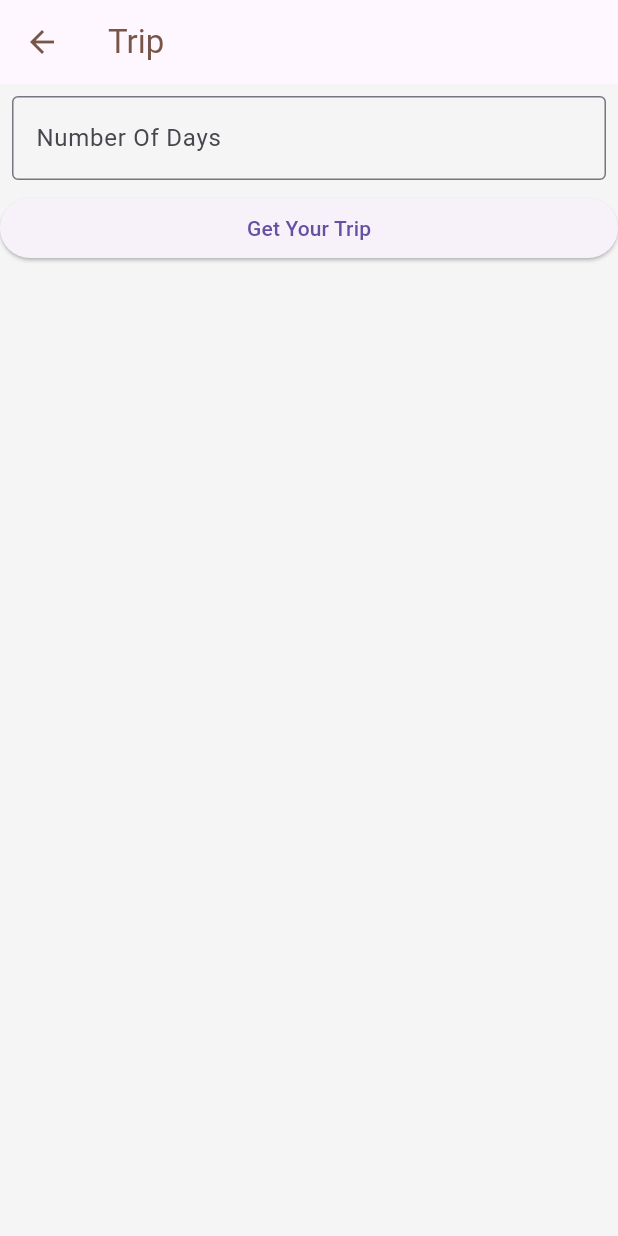
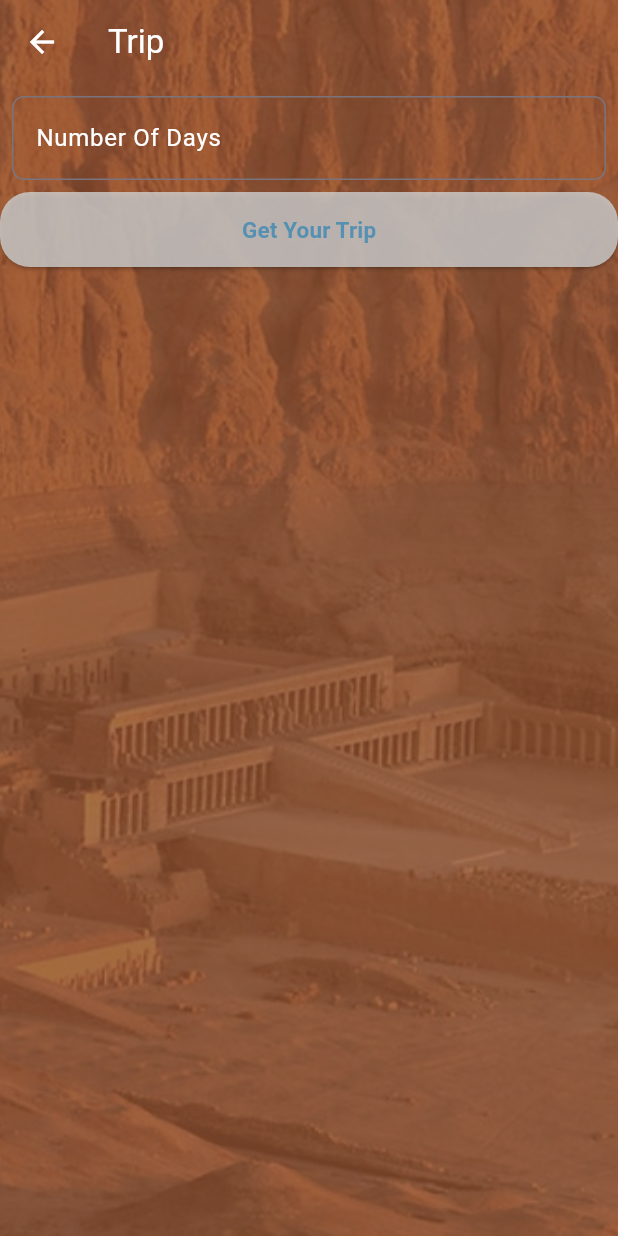
Before and after one commit to MondaAtef/tourism_project, a Flutter app: the RecommendationScreen screen opened directly, on a phone screen of 412 x 824 dp. Run offline on Flutter 3.47's test engine with Material 3 defaults, Android fonts, the phone set to English and light mode, and no system bars; our stand-ins replace animated_text_kit, bloc, card_swiper, cloud_firestore, dio, dotted_border and 18 more; missing offline and left inert: dynamic_height_grid_view, flutter_facebook_auth; accounts and stored records are empty; network calls fail; Roboto replaces fonts that are missing (Oxanium); project files that could hold a hidden picture were left out.

Commit message:
update_6

```diff
--- a/lib/componenet/custom_form_field.dart
+++ b/lib/componenet/custom_form_field.dart
@@ -23,11 +23,11 @@ class MyCustomTextField extends StatelessWidget {
         labelText: labelText,
 
         enabledBorder: OutlineInputBorder(
-          borderSide: const BorderSide(width: 3, color: AppColors.brown),
+          borderSide: const BorderSide(width: 3, color: AppColors.white),
           borderRadius: BorderRadius.circular(15),
         ),
         focusedBorder: OutlineInputBorder(
-          borderSide: const BorderSide(width: 3, color: AppColors.brown),
+          borderSide: const BorderSide(width: 3, color: AppColors.white),
           borderRadius: BorderRadius.circular(15),
         ),
       ),
--- a/lib/screens/profile_screen/profile_screen.dart
+++ b/lib/screens/profile_screen/profile_screen.dart
@@ -176,7 +176,7 @@ class _SettingScreenState extends State<SettingScreen> {
                         ],
                       ),
                     ),
-                    SwitchListTile(
+                   /* SwitchListTile(
                       title: Textwidget(
                         text: themeState.getDarkTheme
                             ? 'DarkMode'
@@ -193,7 +193,7 @@ class _SettingScreenState extends State<SettingScreen> {
                           themeState.setDarkTheme = value;
                         });
                       },
-                    ),
+                    ),*/
                     CustomListTile(
                       text: "29".tr,
                       imagePath: AssetsManager.wishlistSvg,
--- a/lib/screens/recommendation_trip/RecommendationScreen.dart
+++ b/lib/screens/recommendation_trip/RecommendationScreen.dart
@@ -1,10 +1,10 @@
-// lib/screens/recommendation_trip/RecommendationScreen.dart
-
 import 'dart:convert';
 import 'package:flutter/material.dart';
+import 'package:google_fonts/google_fonts.dart';
 import 'package:http/http.dart' as http;
 import 'package:vixor_project/screens/recommendation_trip/Generate_trip.dart';
 import 'package:vixor_project/screens/recommendation_trip/Recommendation.dart';
+import 'package:vixor_project/utils/app_imagse.dart';
 
 class RecommendationScreen extends StatefulWidget {
   @override
@@ -18,7 +18,7 @@ class _RecommendationScreenState extends State<RecommendationScreen> {
 
   void fetchRecommendations(int numDays) async {
     final response = await http.post(
-      Uri.parse('http://192.168.1.4:5000/recommend'),
+      Uri.parse('http://192.168.1.6:5000/recommend'),
       headers: <String, String>{
         'Content-Type': 'application/json; charset=UTF-8',
       },
@@ -29,9 +29,8 @@ class _RecommendationScreenState extends State<RecommendationScreen> {
       final List<dynamic> jsonList = jsonDecode(response.body);
       setState(() {
         allRecommendations = List.generate(numDays, (index) {
-          return jsonList[index].map<Recommendation>((json) {
-            return Recommendation.fromJson(json);
-          }).toList();
+          return List<Recommendation>.from(
+              jsonList[index].map((json) => Recommendation.fromJson(json)));
         });
       });
     } else {
@@ -43,16 +42,32 @@ class _RecommendationScreenState extends State<RecommendationScreen> {
   @override
   Widget build(BuildContext context) {
     return Scaffold(
+      extendBodyBehindAppBar: true, // Extends body behind the AppBar
       appBar: AppBar(
         title: Text(
           'Trip',
-          style: TextStyle(
-            color: Colors.brown, // Change text color to brown
+          style: TextStyle(color: Colors.white),
         ),
+        iconTheme: IconThemeData(color: Colors.white),
+        backgroundColor: Colors.transparent, // Makes the AppBar transparent
+        elevation: 0, // Removes shadow under the AppBar
       ),
-          iconTheme: IconThemeData(color: Colors.brown),
+      body: Stack(
+        children: [
+          Image(
+            image: AssetImage(Assets.background), // Ensure this path is correct
+            fit: BoxFit.cover,
+            width: double.infinity,
+            height: double.infinity,
           ),
-      body: Column(
+          Container(
+            color: const Color(0xFF8D502F).withOpacity(0.8),
+            width: double.infinity,
+            height: double.infinity,
+          ),
+          Padding(
+            padding: EdgeInsets.only(top: MediaQuery.of(context).padding.top + kToolbarHeight),
+            child: Column(
               crossAxisAlignment: CrossAxisAlignment.stretch,
               children: [
                 Padding(
@@ -62,8 +77,17 @@ class _RecommendationScreenState extends State<RecommendationScreen> {
                     keyboardType: TextInputType.number,
                     decoration: InputDecoration(
                       labelText: 'Number Of Days',
-                border: OutlineInputBorder(),
+                      labelStyle: TextStyle(color: Colors.white),
+                      border: OutlineInputBorder(
+                        borderSide: BorderSide(color: Colors.white), // Border color when enabled
+                        borderRadius: BorderRadius.circular(8.0),
                       ),
+                      focusedBorder: OutlineInputBorder(
+                        borderSide: BorderSide(color: Colors.white), // Border color when focused
+                        borderRadius: BorderRadius.circular(8.0), // Adjust the border radius as needed
+                      ),
+                    ),
+                    style: TextStyle(color: Colors.white),
                   ),
                 ),
                 ElevatedButton(
@@ -75,8 +99,22 @@ class _RecommendationScreenState extends State<RecommendationScreen> {
                     }
                     setState(() {});
                   },
-
-            child: Text('Get Your Trip'),
+                  style: ElevatedButton.styleFrom(
+                    shape: RoundedRectangleBorder(
+                      borderRadius: BorderRadius.circular(20),
+                    ),
+                    fixedSize: Size(200, 50),
+                    backgroundColor: Color.fromARGB(255, 208, 208, 208).withOpacity(0.8),
+                  ),
+                  child: Text('Get Your Trip',
+                    style: GoogleFonts.oxanium(
+                      textStyle: TextStyle(
+                        color: Color.fromARGB(167, 33, 126, 180),
+                        fontSize: 15,
+                        fontWeight: FontWeight.w700,
+                      ),
+                  ),
+                ),
                 ),
                 if (numDays > 0)
                   Expanded(
@@ -103,8 +141,14 @@ class _RecommendationScreenState extends State<RecommendationScreen> {
                                       ),
                                     );
                                   },
-
-                            child: Text('Day ${index + 1}'),
+                                  child: Text('Day ${index + 1}',
+                                    style: GoogleFonts.oxanium(
+                                      textStyle: TextStyle(
+                                        color: Color.fromARGB(167, 33, 126, 180),
+                                        fontSize: 15,
+                                        fontWeight: FontWeight.w700,
+                                      ),
+                                    ),),
                                 ),
                               ),
                             ),
@@ -115,6 +159,9 @@ class _RecommendationScreenState extends State<RecommendationScreen> {
                   ),
               ],
             ),
+          ),
+        ],
+      ),
     );
   }
 }
```
Also changed, not shown: lib/screens/dashboard_screen/widgets/CustomListTile.dart (+6 -2 lines), lib/screens/info.dart (+5 -5 lines), lib/screens/profile_screen/Edit profile.dart (+9 -0 lines), lib/screens/recommendation_trip/Generate_trip.dart (+33 -9 lines), 1 other file. Lines whose indentation alone changed are shown as unchanged.
